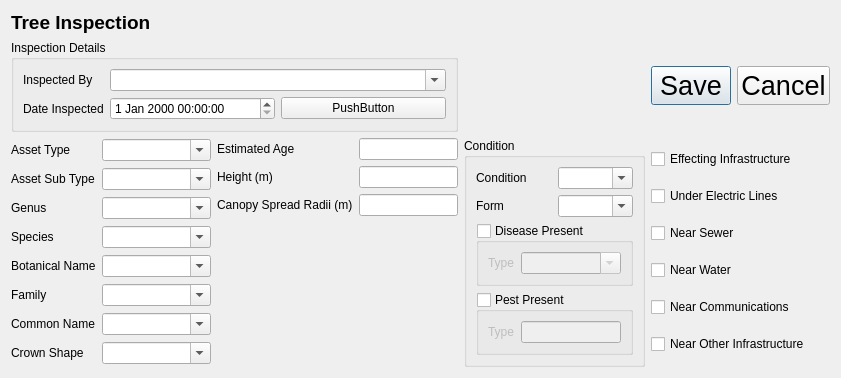
Old version of the form project-manager/entry_forms/formTreeSample/form.ui in the repository NathanW2/qmap.
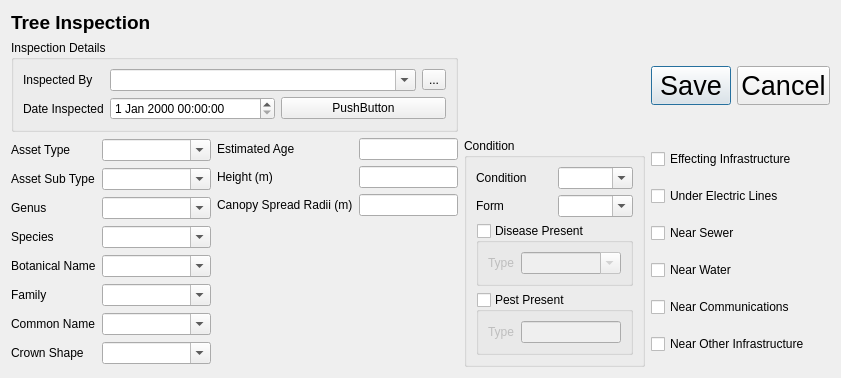
New version of the form.

Commit message: Update sample form with save default button

What changed in the file:
```diff
--- a/project-manager/entry_forms/formTreeSample/form.ui
+++ b/project-manager/entry_forms/formTreeSample/form.ui
@@ -39,10 +39,7 @@
      <property name="checkable">
       <bool>false</bool>
      </property>
-     <layout class="QFormLayout" name="formLayout_4">
-      <property name="fieldGrowthPolicy">
-       <enum>QFormLayout::AllNonFixedFieldsGrow</enum>
-      </property>
+     <layout class="QFormLayout" name="formLayout_2">
       <item row="0" column="0">
        <widget class="QLabel" name="Inspected_By_label">
         <property name="text">
@@ -51,6 +48,8 @@
        </widget>
       </item>
       <item row="0" column="1">
+       <layout class="QHBoxLayout" name="horizontalLayout_2">
+        <item>
        <widget class="QComboBox" name="Inspected_By">
         <property name="editable">
          <bool>true</bool>
@@ -74,6 +73,15 @@
          </property>
         </item>
        </widget>
+        </item>
+        <item>
+         <widget class="QToolButton" name="Inspected_By_save">
+          <property name="text">
+           <string>...</string>
+          </property>
+         </widget>
+        </item>
+       </layout>
       </item>
       <item row="1" column="0">
        <widget class="QLabel" name="DateInspected_label">
```
Lines whose indentation alone changed are shown as unchanged.
